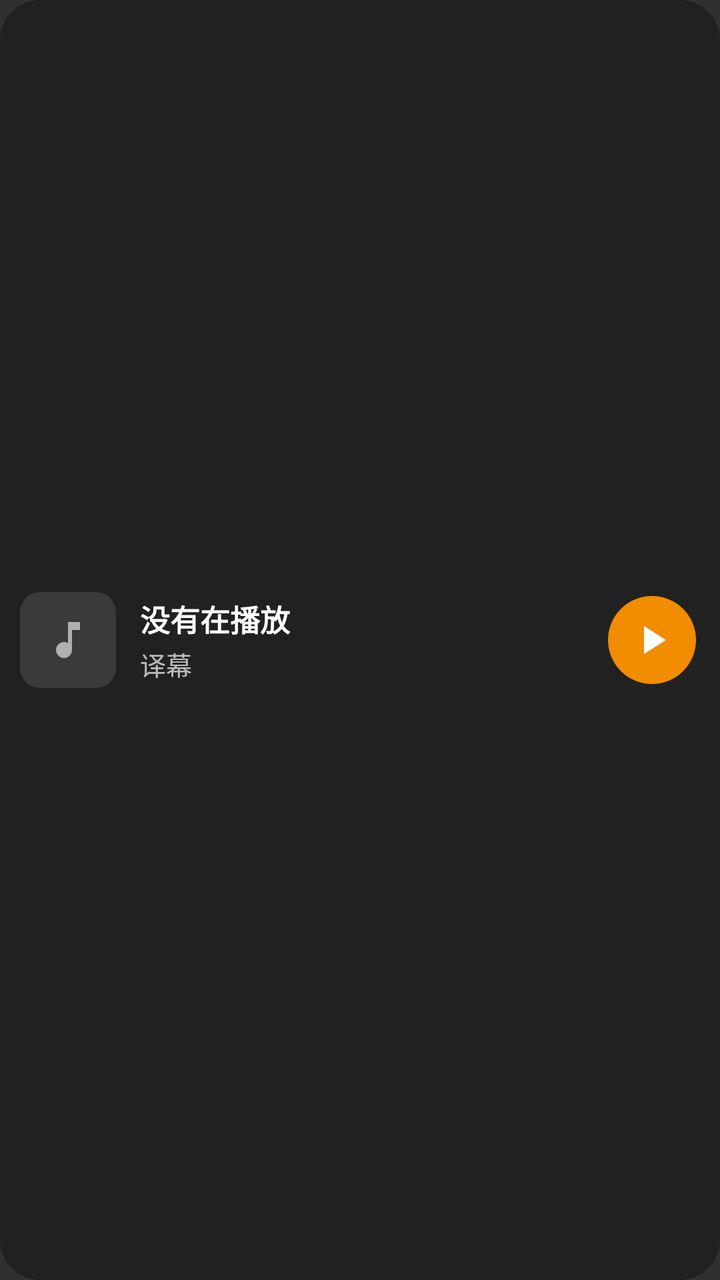
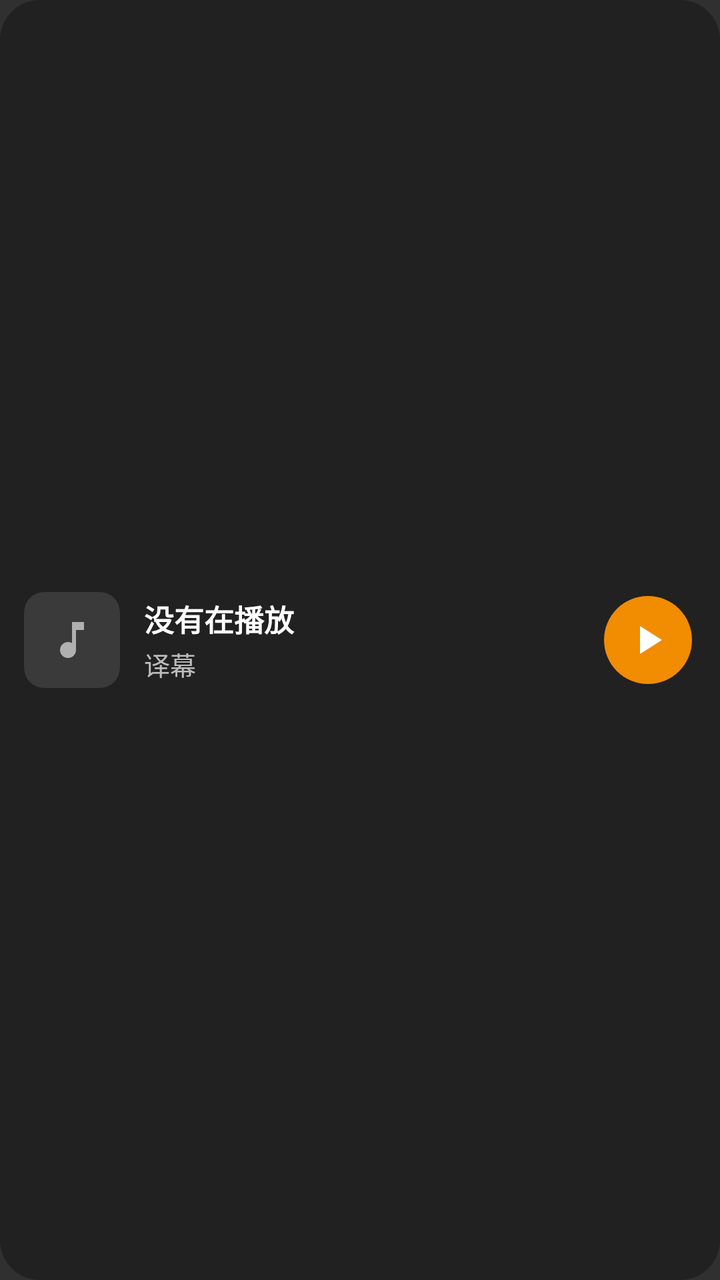

An Android layout rendered at two revisions. The XML below is the earlier revision; the diff shows what the commit changed to produce the second picture.
<!-- AndroidManifest.xml: application theme android:Theme.Material.NoActionBar -->
<!-- res/layout/widget_now_playing.xml -->
<?xml version="1.0" encoding="utf-8"?>
<LinearLayout xmlns:android="http://schemas.android.com/apk/res/android"
    android:id="@+id/widget_root"
    android:layout_width="match_parent"
    android:layout_height="match_parent"
    android:background="@drawable/widget_background"
    android:gravity="center_vertical"
    android:orientation="horizontal"
    android:paddingHorizontal="10dp"
    android:paddingVertical="8dp">

    <ImageView
        android:id="@+id/widget_cover"
        android:layout_width="48dp"
        android:layout_height="48dp"
        android:background="@drawable/widget_cover_background"
        android:clipToOutline="true"
        android:contentDescription="封面"
        android:scaleType="centerCrop"
        android:src="@drawable/widget_cover_placeholder" />

    <LinearLayout
        android:layout_width="0dp"
        android:layout_height="wrap_content"
        android:layout_marginStart="12dp"
        android:layout_weight="1"
        android:orientation="vertical">

        <TextView
            android:id="@+id/widget_title"
            android:layout_width="match_parent"
            android:layout_height="wrap_content"
            android:ellipsize="end"
            android:maxLines="1"
            android:text="没有在播放"
            android:textColor="#FFFFFFFF"
            android:textSize="15sp"
            android:textStyle="bold" />

        <TextView
            android:id="@+id/widget_artist"
            android:layout_width="match_parent"
            android:layout_height="wrap_content"
            android:layout_marginTop="2dp"
            android:ellipsize="end"
            android:maxLines="1"
            android:text="译幕"
            android:textColor="#B3FFFFFF"
            android:textSize="13sp" />

        
        <TextView
            android:id="@+id/widget_lyric"
            android:layout_width="match_parent"
            android:layout_height="wrap_content"
            android:layout_marginTop="2dp"
            android:ellipsize="end"
            android:maxLines="1"
            android:textColor="#FFFFB347"
            android:textSize="13sp"
            android:visibility="gone" />
    </LinearLayout>

    <ImageView
        android:id="@+id/widget_prev"
        android:layout_width="40dp"
        android:layout_height="40dp"
        android:background="@drawable/widget_button_background"
        android:contentDescription="上一首"
        android:padding="8dp"
        android:src="@drawable/widget_prev"
        android:visibility="gone" />

    <ImageView
        android:id="@+id/widget_play"
        android:layout_width="44dp"
        android:layout_height="44dp"
        android:layout_marginHorizontal="2dp"
        android:background="@drawable/widget_play_background"
        android:contentDescription="播放 / 暂停"
        android:padding="10dp"
        android:src="@drawable/widget_play" />

    <ImageView
        android:id="@+id/widget_next"
        android:layout_width="40dp"
        android:layout_height="40dp"
        android:background="@drawable/widget_button_background"
        android:contentDescription="下一首"
        android:padding="8dp"
        android:src="@drawable/widget_next"
        android:visibility="gone" />
</LinearLayout>
<!-- resources referenced by this layout -->
<resources>
  <!-- drawable widget_background (drawable) -->
  <?xml version="1.0" encoding="utf-8"?>
  <shape xmlns:android="http://schemas.android.com/apk/res/android" android:shape="rectangle">
      <solid android:color="#E6202020" />
      <corners android:radius="20dp" />
  </shape>
  <!-- drawable widget_button_background (drawable) -->
  <?xml version="1.0" encoding="utf-8"?>
  <ripple xmlns:android="http://schemas.android.com/apk/res/android" android:color="#40FFFFFF">
      <item android:id="@android:id/mask">
          <shape android:shape="oval">
              <solid android:color="#FFFFFFFF" />
          </shape>
      </item>
  </ripple>
  <!-- drawable widget_cover_background (drawable) -->
  <?xml version="1.0" encoding="utf-8"?>
  <shape xmlns:android="http://schemas.android.com/apk/res/android" android:shape="rectangle">
      <solid android:color="#FF3A3A3A" />
      <corners android:radius="10dp" />
  </shape>
  <!-- drawable widget_cover_placeholder (drawable) -->
  <?xml version="1.0" encoding="utf-8"?>
  <inset xmlns:android="http://schemas.android.com/apk/res/android" android:inset="12dp">
      <vector
          android:width="24dp"
          android:height="24dp"
          android:viewportWidth="24"
          android:viewportHeight="24">
          <path
              android:fillColor="#99FFFFFF"
              android:pathData="M12,3v10.55c-0.59,-0.34 -1.27,-0.55 -2,-0.55 -2.21,0 -4,1.79 -4,4s1.79,4 4,4 4,-1.79 4,-4V7h4V3h-6z" />
      </vector>
  </inset>
  <!-- drawable widget_next (drawable) -->
  <?xml version="1.0" encoding="utf-8"?>
  <vector xmlns:android="http://schemas.android.com/apk/res/android"
      android:width="24dp"
      android:height="24dp"
      android:viewportWidth="24"
      android:viewportHeight="24">
      <path
          android:fillColor="#FFFFFFFF"
          android:pathData="M6,18l8.5,-6L6,6v12zM16,6v12h2V6h-2z" />
  </vector>
  <!-- drawable widget_play (drawable) -->
  <?xml version="1.0" encoding="utf-8"?>
  <vector xmlns:android="http://schemas.android.com/apk/res/android"
      android:width="24dp"
      android:height="24dp"
      android:viewportWidth="24"
      android:viewportHeight="24">
      <path
          android:fillColor="#FFFFFFFF"
          android:pathData="M8,5v14l11,-7z" />
  </vector>
  <!-- drawable widget_play_background (drawable) -->
  <?xml version="1.0" encoding="utf-8"?>
  <ripple xmlns:android="http://schemas.android.com/apk/res/android" android:color="#40FFFFFF">
      <item>
          <shape android:shape="oval">
              <solid android:color="#FFF28C00" />
          </shape>
      </item>
  </ripple>
  <!-- drawable widget_prev (drawable) -->
  <?xml version="1.0" encoding="utf-8"?>
  <vector xmlns:android="http://schemas.android.com/apk/res/android"
      android:width="24dp"
      android:height="24dp"
      android:viewportWidth="24"
      android:viewportHeight="24">
      <path
          android:fillColor="#FFFFFFFF"
          android:pathData="M6,6h2v12H6zM9.5,12l8.5,6V6z" />
  </vector>
</resources>

<!-- the commit's change to res/layout/widget_now_playing.xml (unified diff, before → after) -->
@@ -5,89 +5,101 @@
     android:layout_height="match_parent"
     android:background="@drawable/widget_background"
     android:gravity="center_vertical"
-    android:orientation="horizontal"
-    android:paddingHorizontal="10dp"
+    android:orientation="vertical"
+    android:paddingHorizontal="12dp"
     android:paddingVertical="8dp">
 
-    <ImageView
-        android:id="@+id/widget_cover"
-        android:layout_width="48dp"
-        android:layout_height="48dp"
-        android:background="@drawable/widget_cover_background"
-        android:clipToOutline="true"
-        android:contentDescription="封面"
-        android:scaleType="centerCrop"
-        android:src="@drawable/widget_cover_placeholder" />
+    <LinearLayout
+        android:layout_width="match_parent"
+        android:layout_height="wrap_content"
+        android:gravity="center_vertical"
+        android:orientation="horizontal">
 
-    <LinearLayout
-        android:layout_width="0dp"
-        android:layout_height="wrap_content"
-        android:layout_marginStart="12dp"
-        android:layout_weight="1"
-        android:orientation="vertical">
+        <ImageView
+            android:id="@+id/widget_cover"
+            android:layout_width="48dp"
+            android:layout_height="48dp"
+            android:background="@drawable/widget_cover_background"
+            android:clipToOutline="true"
+            android:contentDescription="封面"
+            android:scaleType="centerCrop"
+            android:src="@drawable/widget_cover_placeholder" />
 
-        <TextView
-            android:id="@+id/widget_title"
-            android:layout_width="match_parent"
+        <LinearLayout
+            android:layout_width="0dp"
             android:layout_height="wrap_content"
-            android:ellipsize="end"
-            android:maxLines="1"
-            android:text="没有在播放"
-            android:textColor="#FFFFFFFF"
-            android:textSize="15sp"
-            android:textStyle="bold" />
+            android:layout_marginStart="12dp"
+            android:layout_weight="1"
+            android:orientation="vertical">
 
-        <TextView
-            android:id="@+id/widget_artist"
-            android:layout_width="match_parent"
-            android:layout_height="wrap_content"
-            android:layout_marginTop="2dp"
-            android:ellipsize="end"
-            android:maxLines="1"
-            android:text="译幕"
-            android:textColor="#B3FFFFFF"
-            android:textSize="13sp" />
+            <TextView
+                android:id="@+id/widget_title"
+                android:layout_width="match_parent"
+                android:layout_height="wrap_content"
+                android:ellipsize="end"
+                android:maxLines="1"
+                android:text="没有在播放"
+                android:textColor="#FFFFFFFF"
+                android:textSize="15sp"
+                android:textStyle="bold" />
 
-        
-        <TextView
-            android:id="@+id/widget_lyric"
-            android:layout_width="match_parent"
-            android:layout_height="wrap_content"
-            android:layout_marginTop="2dp"
-            android:ellipsize="end"
-            android:maxLines="1"
-            android:textColor="#FFFFB347"
-            android:textSize="13sp"
+            <TextView
+                android:id="@+id/widget_artist"
+                android:layout_width="match_parent"
+                android:layout_height="wrap_content"
+                android:layout_marginTop="2dp"
+                android:ellipsize="end"
+                android:maxLines="1"
+                android:text="译幕"
+                android:textColor="#B3FFFFFF"
+                android:textSize="13sp" />
+        </LinearLayout>
+
+        <ImageView
+            android:id="@+id/widget_prev"
+            android:layout_width="40dp"
+            android:layout_height="40dp"
+            android:background="@drawable/widget_button_background"
+            android:contentDescription="上一首"
+            android:padding="8dp"
+            android:src="@drawable/widget_prev"
+            android:visibility="gone" />
+
+        <ImageView
+            android:id="@+id/widget_play"
+            android:layout_width="44dp"
+            android:layout_height="44dp"
+            android:layout_marginHorizontal="2dp"
+            android:background="@drawable/widget_play_background"
+            android:contentDescription="播放 / 暂停"
+            android:padding="10dp"
+            android:src="@drawable/widget_play" />
+
+        <ImageView
+            android:id="@+id/widget_next"
+            android:layout_width="40dp"
+            android:layout_height="40dp"
+            android:background="@drawable/widget_button_background"
+            android:contentDescription="下一首"
+            android:padding="8dp"
+            android:src="@drawable/widget_next"
             android:visibility="gone" />
     </LinearLayout>
 
-    <ImageView
-        android:id="@+id/widget_prev"
-        android:layout_width="40dp"
-        android:layout_height="40dp"
-        android:background="@drawable/widget_button_background"
-        android:contentDescription="上一首"
-        android:padding="8dp"
-        android:src="@drawable/widget_prev"
-        android:visibility="gone" />
-
-    <ImageView
-        android:id="@+id/widget_play"
-        android:layout_width="44dp"
-        android:layout_height="44dp"
-        android:layout_marginHorizontal="2dp"
-        android:background="@drawable/widget_play_background"
-        android:contentDescription="播放 / 暂停"
-        android:padding="10dp"
-        android:src="@drawable/widget_play" />
-
-    <ImageView
-        android:id="@+id/widget_next"
-        android:layout_width="40dp"
-        android:layout_height="40dp"
-        android:background="@drawable/widget_button_background"
-        android:contentDescription="下一首"
-        android:padding="8dp"
-        android:src="@drawable/widget_next"
+    
+    <TextView
+        android:id="@+id/widget_lyric"
+        android:layout_width="match_parent"
+        android:layout_height="22dp"
+        android:layout_marginTop="8dp"
+        android:autoSizeMaxTextSize="15sp"
+        android:autoSizeMinTextSize="11sp"
+        android:autoSizeStepGranularity="1sp"
+        android:autoSizeTextType="uniform"
+        android:ellipsize="end"
+        android:gravity="center"
+        android:maxLines="1"
+        android:textColor="#FFFFB347"
+        android:textSize="15sp"
         android:visibility="gone" />
 </LinearLayout>
